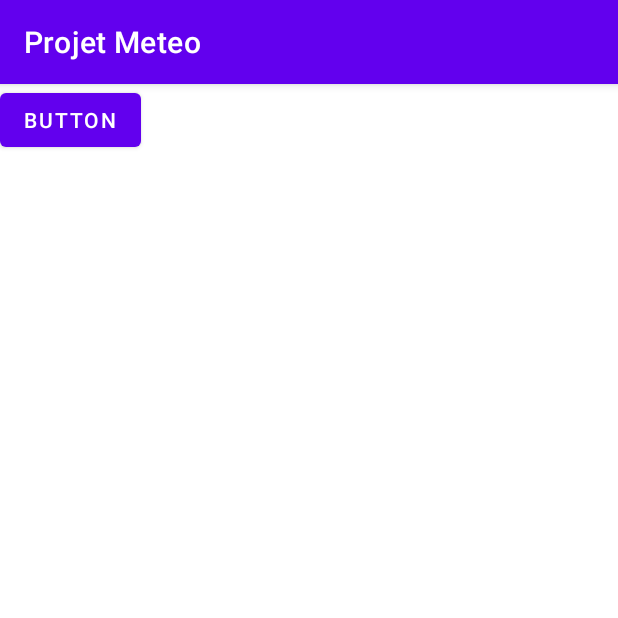
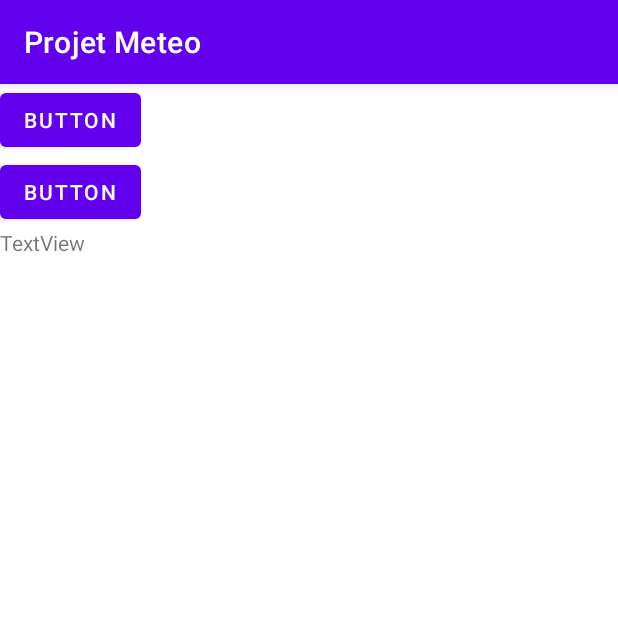
Before and after one commit to Lapanxd/WeatherApp, an Android app: the screen it shows after launch (MainActivity), on a phone screen of 412 x 824 dp, the top half of it. Run offline under Robolectric (Android 15) with nearby library versions, the phone set to English and light mode, and no system bars; our stand-ins replace Volley.

```diff
--- a/app/build.gradle
+++ b/app/build.gradle
@@ -33,6 +33,7 @@ dependencies {
     implementation 'androidx.appcompat:appcompat:1.5.1'
     implementation 'com.google.android.material:material:1.7.0'
     implementation 'androidx.constraintlayout:constraintlayout:2.1.4'
+    implementation 'com.android.volley:volley:1.2.1'
     testImplementation 'junit:junit:4.13.2'
     androidTestImplementation 'androidx.test.ext:junit:1.1.4'
     androidTestImplementation 'androidx.test.espresso:espresso-core:3.5.0'
--- a/app/src/main/AndroidManifest.xml
+++ b/app/src/main/AndroidManifest.xml
@@ -1,6 +1,8 @@
 <?xml version="1.0" encoding="utf-8"?>
 <manifest xmlns:android="http://schemas.android.com/apk/res/android"
     xmlns:tools="http://schemas.android.com/tools">
+
+    <uses-permission android:name="android.permission.INTERNET" />
 
     <application
         android:allowBackup="true"
--- a/app/src/main/java/com/example/projetmeteo/CitySelection.java
+++ b/app/src/main/java/com/example/projetmeteo/CitySelection.java
@@ -42,6 +42,7 @@ public class CitySelection extends AppCompatActivity {
                     Log.i("APP", cityInput.getText().toString());
                     database.insertCity(cityInput.getText().toString());
                     readCities();
+                    cityInput.setText("");
                     return true;
                 }
                 return false;
--- a/app/src/main/java/com/example/projetmeteo/MainActivity.java
+++ b/app/src/main/java/com/example/projetmeteo/MainActivity.java
@@ -4,21 +4,35 @@ import androidx.appcompat.app.AppCompatActivity;
 
 import android.content.Intent;
 import android.os.Bundle;
+import android.util.Log;
 import android.widget.Button;
 import android.widget.TextView;
+
+import com.android.volley.Request;
+import com.android.volley.RequestQueue;
+import com.android.volley.Response;
+import com.android.volley.VolleyError;
+import com.android.volley.toolbox.StringRequest;
+import com.android.volley.toolbox.Volley;
+
+import org.json.JSONException;
+import org.json.JSONObject;
 
 public class MainActivity extends AppCompatActivity {
 
     Database database = new Database(this);
+    AppelsHttp api = new AppelsHttp(this);
 
     @Override
     protected void onCreate(Bundle savedInstanceState) {
         super.onCreate(savedInstanceState);
         setContentView(R.layout.activity_main);
 
+        Button selection_ville = findViewById(R.id.selection_ville);
         Button button = findViewById(R.id.button);
+        TextView textView = findViewById(R.id.textView);
 
-        button.setOnClickListener(View->{
+        selection_ville.setOnClickListener(View->{
             Intent myIntent = new Intent(this, CitySelection.class);
             startActivity(myIntent);
         });
--- a/app/src/main/res/layout/activity_main.xml
+++ b/app/src/main/res/layout/activity_main.xml
@@ -7,10 +7,24 @@
     tools:context=".MainActivity">
 
     <Button
-        android:id="@+id/button"
+        android:id="@+id/selection_ville"
         android:layout_width="wrap_content"
         android:layout_height="wrap_content"
         android:text="Button"
         tools:layout_editor_absoluteX="18dp"
         tools:layout_editor_absoluteY="20dp" />
+
+    <Button
+        android:id="@+id/button"
+        android:layout_width="wrap_content"
+        android:layout_height="wrap_content"
+        android:text="Button"
+        app:layout_constraintTop_toBottomOf="@+id/selection_ville" />
+
+    <TextView
+        android:id="@+id/textView"
+        android:layout_width="wrap_content"
+        android:layout_height="wrap_content"
+        android:text="TextView"
+        app:layout_constraintTop_toBottomOf="@+id/button" />
 </androidx.constraintlayout.widget.ConstraintLayout>
```
Also changed, not shown: app/src/main/java/com/example/projetmeteo/AppelsHttp.java (added, +48 -0 lines).
